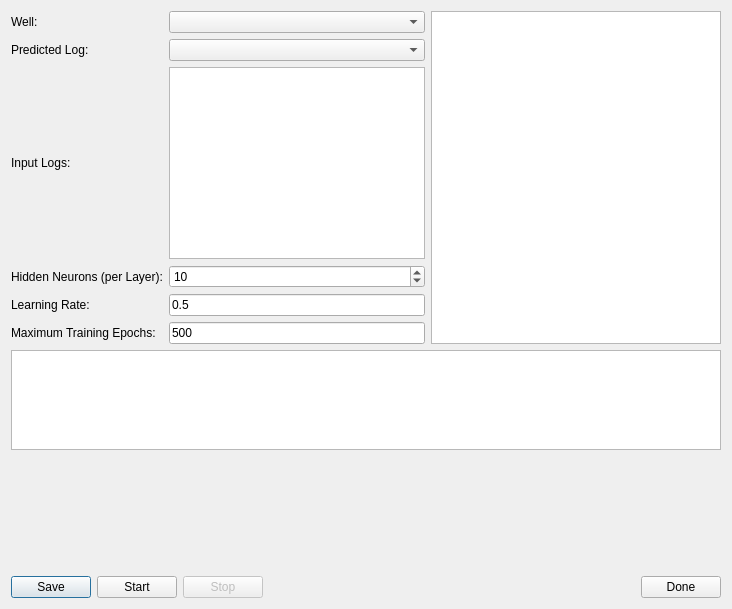
Old version of the form prozess/nnlogtrainer.ui in the repository fsoos74/su.
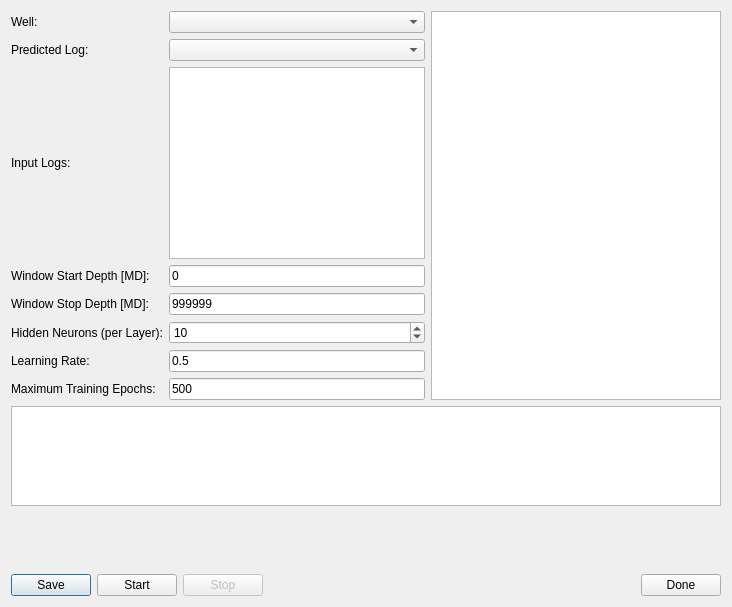
New version of the form.

Commit message: added depth window for nn log trainer

```diff
--- a/prozess/nnlogtrainer.ui
+++ b/prozess/nnlogtrainer.ui
@@ -7,7 +7,7 @@
     <x>0</x>
     <y>0</y>
     <width>732</width>
-    <height>609</height>
+    <height>607</height>
    </rect>
   </property>
   <property name="windowTitle">
@@ -18,14 +18,21 @@
     <layout class="QHBoxLayout" name="horizontalLayout_2">
      <item>
       <layout class="QGridLayout" name="gridLayout">
-       <item row="5" column="0">
+       <item row="3" column="0">
+        <widget class="QLabel" name="label_4">
+         <property name="text">
+          <string>Window Start Depth [MD]:</string>
+         </property>
+        </widget>
+       </item>
+       <item row="7" column="0">
         <widget class="QLabel" name="label_7">
          <property name="text">
           <string>Learning Rate:</string>
          </property>
         </widget>
        </item>
-       <item row="5" column="1">
+       <item row="7" column="1">
         <widget class="QLineEdit" name="leLearningRate">
          <property name="text">
           <string>0.5</string>
@@ -39,7 +46,7 @@
          </property>
         </widget>
        </item>
-       <item row="6" column="1">
+       <item row="8" column="1">
         <widget class="QLineEdit" name="leTrainingEpochs">
          <property name="text">
           <string>500</string>
@@ -49,7 +56,7 @@
        <item row="0" column="1">
         <widget class="QComboBox" name="cbWell"/>
        </item>
-       <item row="3" column="0">
+       <item row="5" column="0">
         <widget class="QLabel" name="label_8">
          <property name="text">
           <string>Hidden Neurons (per Layer):</string>
@@ -66,7 +73,7 @@
          </property>
         </widget>
        </item>
-       <item row="3" column="1">
+       <item row="5" column="1">
         <widget class="QSpinBox" name="sbNeurons">
          <property name="minimum">
           <number>1</number>
@@ -86,7 +93,7 @@
          </property>
         </widget>
        </item>
-       <item row="6" column="0">
+       <item row="8" column="0">
         <widget class="QLabel" name="label_6">
          <property name="text">
           <string>Maximum Training Epochs:</string>
@@ -100,6 +107,27 @@
          </property>
         </widget>
        </item>
+       <item row="3" column="1">
+        <widget class="QLineEdit" name="leStartMD">
+         <property name="text">
+          <string>0</string>
+         </property>
+        </widget>
+       </item>
+       <item row="4" column="0">
+        <widget class="QLabel" name="label_5">
+         <property name="text">
+          <string>Window Stop Depth [MD]:</string>
+         </property>
+        </widget>
+       </item>
+       <item row="4" column="1">
+        <widget class="QLineEdit" name="leStopMD">
+         <property name="text">
+          <string>999999</string>
+         </property>
+        </widget>
+       </item>
       </layout>
      </item>
      <item>
```
The commit also changes 2 other files.
